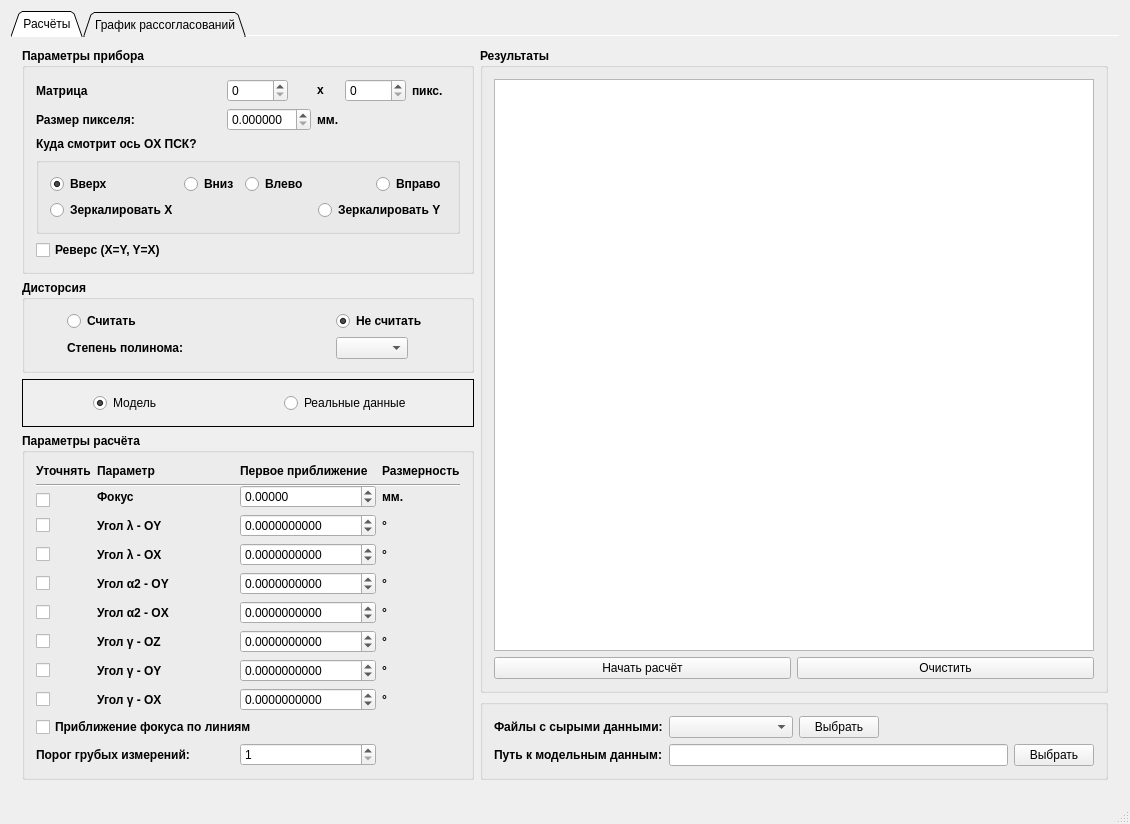
First picture: the form in mainwindow.ui, repository bronstein87/mls_task_gui, before the edit.
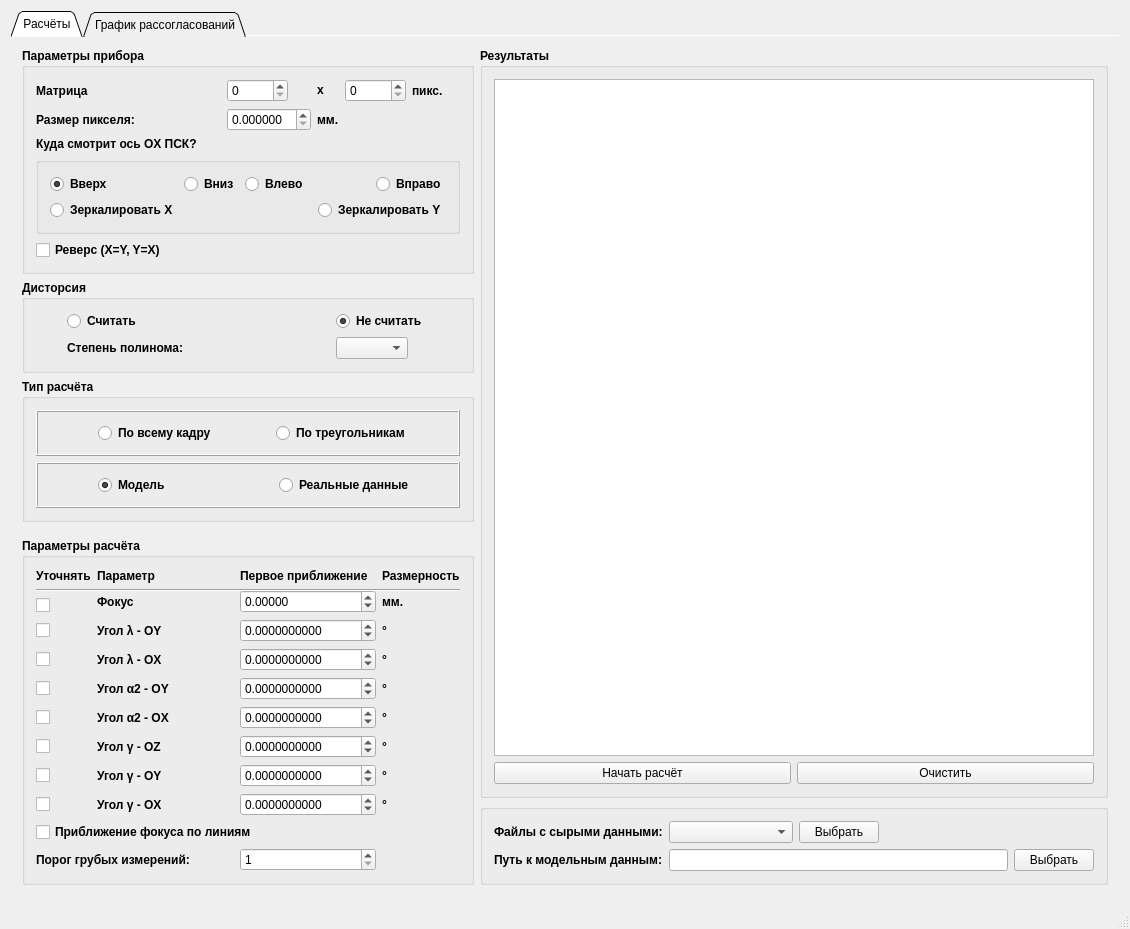
Second picture: the form after the edit. Icons and pictures are not drawn. Custom widgets are drawn as their Qt base class.

Commit message:
добавлена модель для уравнивания по угловому расстоянию
между векторами-направлениями на спроецированные точки (beta)

The edit to the form file:
```diff
--- a/mainwindow.ui
+++ b/mainwindow.ui
@@ -7,7 +7,7 @@
     <x>0</x>
     <y>0</y>
     <width>1079</width>
-    <height>698</height>
+    <height>747</height>
    </rect>
   </property>
   <property name="windowTitle">
@@ -31,7 +31,86 @@
         <string>Расчёты</string>
        </attribute>
        <layout class="QGridLayout" name="gridLayout_8">
-        <item row="0" column="1" rowspan="4">
+        <item row="2" column="0">
+         <widget class="QGroupBox" name="groupBox_3">
+          <property name="font">
+           <font>
+            <weight>75</weight>
+            <bold>true</bold>
+           </font>
+          </property>
+          <property name="title">
+           <string>Тип расчёта</string>
+          </property>
+          <layout class="QGridLayout" name="gridLayout_11">
+           <item row="1" column="0">
+            <widget class="QFrame" name="frame_2">
+             <property name="frameShape">
+              <enum>QFrame::Box</enum>
+             </property>
+             <property name="frameShadow">
+              <enum>QFrame::Raised</enum>
+             </property>
+             <layout class="QGridLayout" name="gridLayout_10">
+              <property name="leftMargin">
+               <number>60</number>
+              </property>
+              <item row="1" column="0">
+               <widget class="QRadioButton" name="allFrameRadioButton">
+                <property name="text">
+                 <string>По всему кадру</string>
+                </property>
+               </widget>
+              </item>
+              <item row="1" column="1">
+               <widget class="QRadioButton" name="triangleRadioButton">
+                <property name="text">
+                 <string>По треугольникам</string>
+                </property>
+               </widget>
+              </item>
+             </layout>
+            </widget>
+           </item>
+           <item row="2" column="0">
+            <widget class="QFrame" name="horizontalFrame">
+             <property name="frameShape">
+              <enum>QFrame::Box</enum>
+             </property>
+             <property name="frameShadow">
+              <enum>QFrame::Raised</enum>
+             </property>
+             <layout class="QHBoxLayout" name="horizontalLayout_2">
+              <property name="spacing">
+               <number>12</number>
+              </property>
+              <property name="leftMargin">
+               <number>60</number>
+              </property>
+              <item>
+               <widget class="QRadioButton" name="modelRadioButton">
+                <property name="text">
+                 <string>Модель</string>
+                </property>
+                <property name="checked">
+                 <bool>true</bool>
+                </property>
+               </widget>
+              </item>
+              <item>
+               <widget class="QRadioButton" name="realDataRadioButton">
+                <property name="text">
+                 <string>Реальные данные</string>
+                </property>
+               </widget>
+              </item>
+             </layout>
+            </widget>
+           </item>
+          </layout>
+         </widget>
+        </item>
+        <item row="0" column="1" rowspan="5">
          <widget class="QGroupBox" name="groupBox">
           <property name="sizePolicy">
            <sizepolicy hsizetype="Expanding" vsizetype="Expanding">
@@ -100,38 +179,6 @@
           </layout>
          </widget>
         </item>
-        <item row="2" column="0">
-         <widget class="QFrame" name="horizontalFrame">
-          <property name="frameShape">
-           <enum>QFrame::Box</enum>
-          </property>
-          <layout class="QHBoxLayout" name="horizontalLayout_2">
-           <property name="spacing">
-            <number>12</number>
-           </property>
-           <property name="leftMargin">
-            <number>70</number>
-           </property>
-           <item>
-            <widget class="QRadioButton" name="modelRadioButton">
-             <property name="text">
-              <string>Модель</string>
-             </property>
-             <property name="checked">
-              <bool>true</bool>
-             </property>
-            </widget>
-           </item>
-           <item>
-            <widget class="QRadioButton" name="realDataRadioButton">
-             <property name="text">
-              <string>Реальные данные</string>
-             </property>
-            </widget>
-           </item>
-          </layout>
-         </widget>
-        </item>
         <item row="1" column="0">
          <widget class="QGroupBox" name="horizontalGroupBox">
           <property name="sizePolicy">
@@ -392,7 +439,7 @@
           </layout>
          </widget>
         </item>
-        <item row="4" column="1">
+        <item row="5" column="1">
          <widget class="QGroupBox" name="groupBox_2">
           <property name="sizePolicy">
            <sizepolicy hsizetype="Expanding" vsizetype="Fixed">
@@ -471,7 +518,7 @@
           </layout>
          </widget>
         </item>
-        <item row="3" column="0" rowspan="2">
+        <item row="4" column="0" rowspan="2">
          <widget class="QGroupBox" name="gridGroupBox">
           <property name="sizePolicy">
            <sizepolicy hsizetype="Expanding" vsizetype="Preferred">
```
The commit also changes 6 other files.
